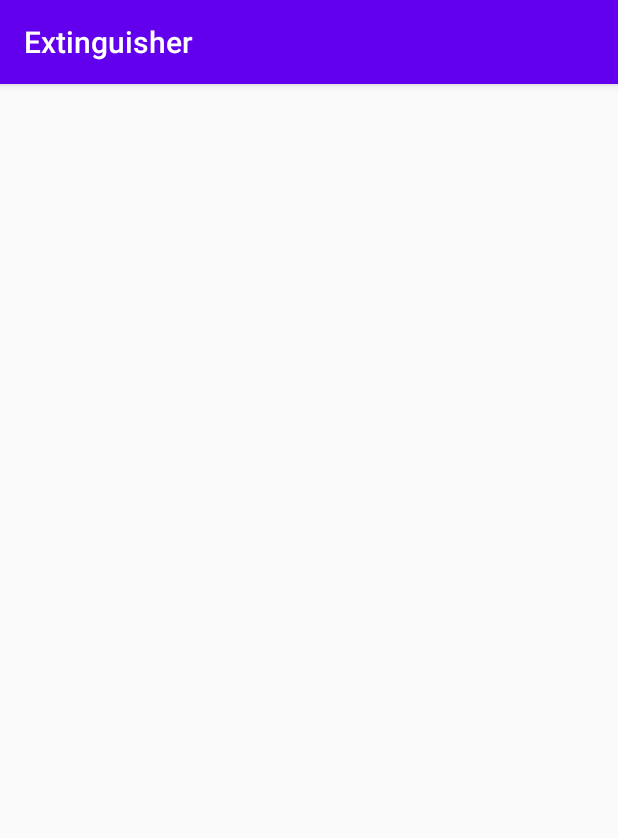
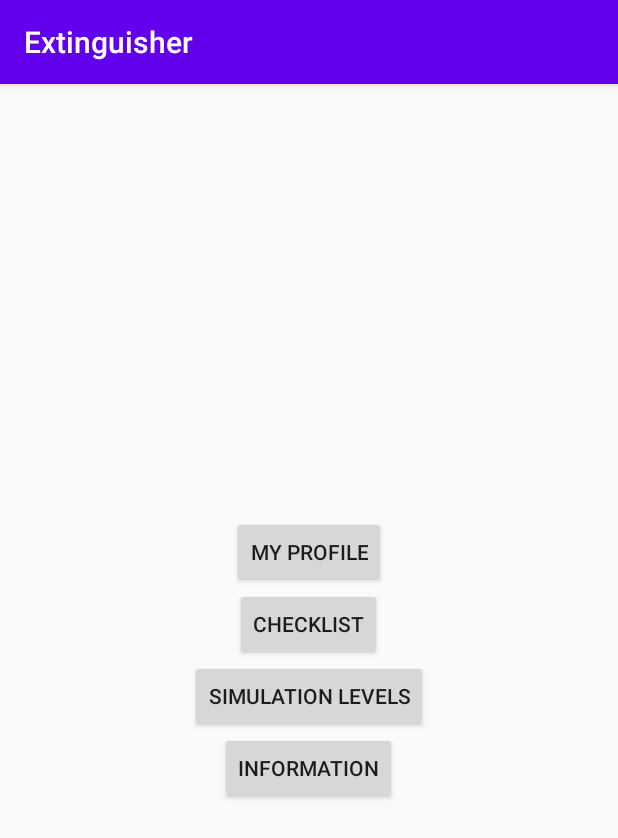
Before and after one commit to AngelaZhang123/Avert, an Android app: the MenuActivity screen opened directly, with no data from a screen before it, on a phone screen of 412 x 824 dp. Shown: the top 838 px of the screen. Run offline under Robolectric (Android 15) with nearby library versions, the phone set to English and light mode, and no system bars.

Commit message:
App skeleton finished

```diff
--- a/app/src/main/java/com/example/extinguisher/MenuActivity.java
+++ b/app/src/main/java/com/example/extinguisher/MenuActivity.java
@@ -2,13 +2,54 @@ package com.example.extinguisher;
 
 import androidx.appcompat.app.AppCompatActivity;
 
+import android.content.Intent;
 import android.os.Bundle;
+import android.view.View;
+import android.widget.Button;
 
 public class MenuActivity extends AppCompatActivity {
+
+    private Button mListButton, mInfoButton, mProfileButton, mLevelButton;
 
     @Override
     protected void onCreate(Bundle savedInstanceState) {
         super.onCreate(savedInstanceState);
         setContentView(R.layout.activity_menu);
+
+        mListButton = (Button) findViewById(R.id.checklist_button);
+        mListButton.setOnClickListener(new View.OnClickListener(){
+            @Override
+            public void onClick(View v) {
+                Intent intent = new Intent(MenuActivity.this, CheckListActivity.class);
+                startActivity(intent);
+            }
+        });
+
+        mInfoButton = (Button) findViewById(R.id.info_button);
+        mInfoButton.setOnClickListener(new View.OnClickListener(){
+            @Override
+            public void onClick(View v) {
+                Intent intent = new Intent(MenuActivity.this, InfoActivity.class);
+                startActivity(intent);
+            }
+        });
+
+        mProfileButton = (Button) findViewById(R.id.profile_button);
+        mProfileButton.setOnClickListener(new View.OnClickListener(){
+            @Override
+            public void onClick(View v) {
+                Intent intent = new Intent(MenuActivity.this, ProfileActivity.class);
+                startActivity(intent);
+            }
+        });
+
+        mLevelButton = (Button) findViewById(R.id.level_button);
+        mLevelButton.setOnClickListener(new View.OnClickListener(){
+            @Override
+            public void onClick(View v) {
+                Intent intent = new Intent(MenuActivity.this, LevelActivity.class);
+                startActivity(intent);
+            }
+        });
     }
 }
--- a/app/src/main/res/layout/activity_menu.xml
+++ b/app/src/main/res/layout/activity_menu.xml
@@ -1,9 +1,32 @@
 <?xml version="1.0" encoding="utf-8"?>
-<androidx.constraintlayout.widget.ConstraintLayout xmlns:android="http://schemas.android.com/apk/res/android"
-    xmlns:app="http://schemas.android.com/apk/res-auto"
-    xmlns:tools="http://schemas.android.com/tools"
+<LinearLayout xmlns:android="http://schemas.android.com/apk/res/android"
     android:layout_width="match_parent"
     android:layout_height="match_parent"
-    tools:context=".MenuActivity">
+    android:gravity="center"
+    android:orientation="vertical" >
 
-</androidx.constraintlayout.widget.ConstraintLayout>
+    <Button
+        android:id="@+id/profile_button"
+        android:layout_width="wrap_content"
+        android:layout_height="wrap_content"
+        android:text="@string/profile_button" />
+
+    <Button
+        android:id="@+id/checklist_button"
+        android:layout_width="wrap_content"
+        android:layout_height="wrap_content"
+        android:text="@string/checklist_button" />
+
+    <Button
+        android:id="@+id/level_button"
+        android:layout_width="wrap_content"
+        android:layout_height="wrap_content"
+        android:text="@string/level_button" />
+
+    <Button
+        android:id="@+id/info_button"
+        android:layout_width="wrap_content"
+        android:layout_height="wrap_content"
+        android:text="@string/info_button" />
+
+</LinearLayout>
--- a/app/src/main/res/values/strings.xml
+++ b/app/src/main/res/values/strings.xml
@@ -1,3 +1,8 @@
 <resources>
     <string name="app_name">Extinguisher</string>
+    <string name="menu_button">Main Menu</string>
+    <string name="checklist_button">Checklist</string>
+    <string name="info_button">Information</string>
+    <string name="level_button">Simulation Levels</string>
+    <string name="profile_button">My profile</string>
 </resources>
```
Also changed, not shown: app/src/main/java/com/example/extinguisher/MainActivity.java (+15 -0 lines), app/src/main/res/layout/activity_main.xml (+7 -11 lines).
